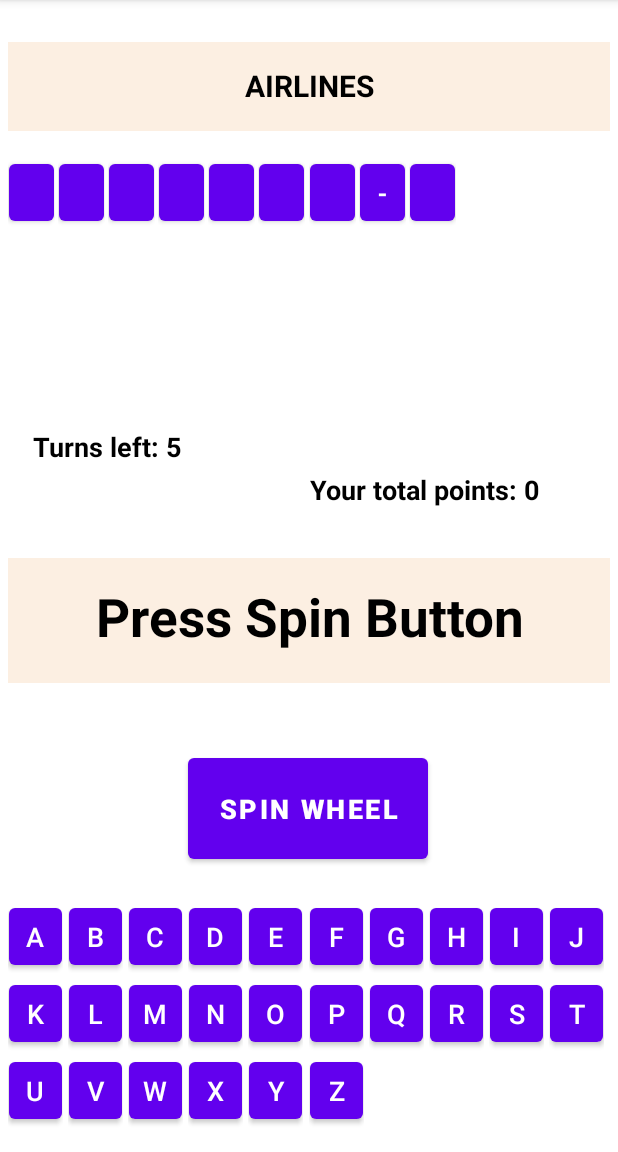
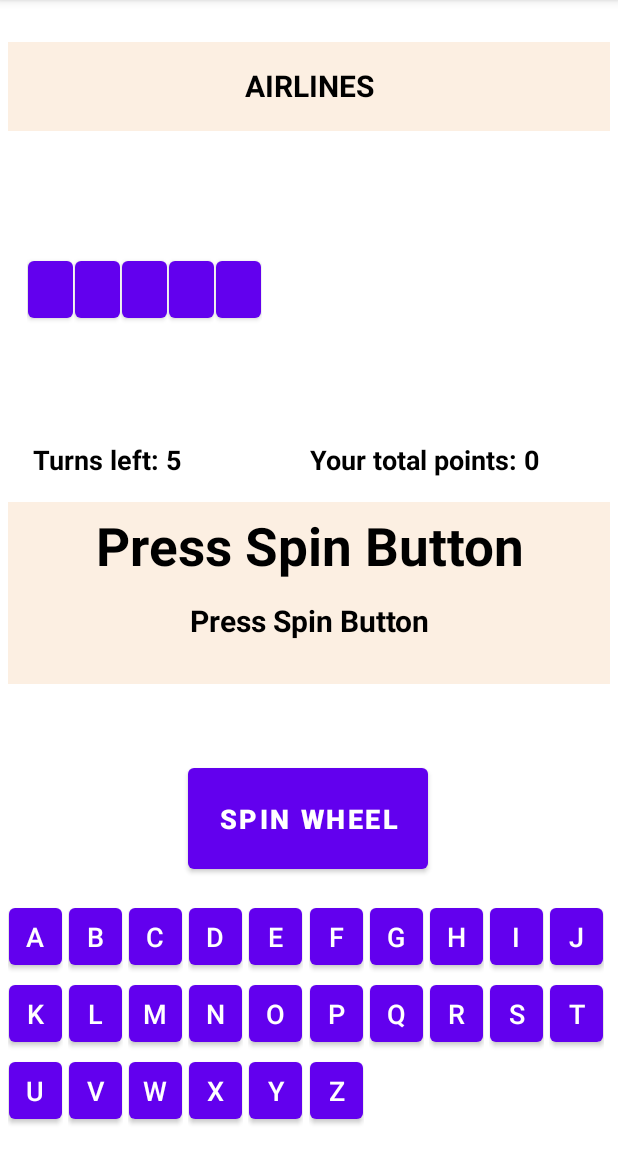
Before and after one commit to Zahedm45/s186517_Lykkehjulet, an Android app: the screen it shows after launch (MainActivity), on a phone screen of 412 x 824 dp, the part 84-1236 px from its top. Run offline under Robolectric (Android 15) with nearby library versions, the phone set to English and light mode, and no system bars.

Commit message:
something went wong

```diff
--- a/app/src/main/java/com/example/s186517lykkehjulet/KeyboardFragment.kt
+++ b/app/src/main/java/com/example/s186517lykkehjulet/KeyboardFragment.kt
@@ -70,6 +70,7 @@ class KeyboardFragment : Fragment() {
 
         val wordRecyclerView = binding.rvWord
         wordRecyclerView.layoutManager = GridLayoutManager(requireContext(), 12)
+
 
         var wordAdapter : WordAdapter = WordAdapter( requireContext(), wordBtn)
         wordRecyclerView.adapter = wordAdapter
--- a/app/src/main/java/com/example/s186517lykkehjulet/WordAdapter.kt
+++ b/app/src/main/java/com/example/s186517lykkehjulet/WordAdapter.kt
@@ -26,10 +26,12 @@ class WordAdapter(
 
     override fun onCreateViewHolder(parent: ViewGroup, viewType: Int): ViewHolder {
         val view : View = LayoutInflater.from(parent.context).inflate(R.layout.word, parent, false)
+
         return ViewHolder(view)
     }
 
     override fun onBindViewHolder(holder: ViewHolder, position: Int) {
+
         val curWord = wordBtn[position]
         //       holder.wordButton.text = curWord.letter.toString()
         // Log.i(TAG, "curWord: index ${wordBtn.indexOf(curWord)} letter ${curWord.letter}, isFaceUp ${curWord.isFaceUp}, isMatched ${curWord.isMatched}")
--- a/app/src/main/res/layout/fragment_game_page.xml
+++ b/app/src/main/res/layout/fragment_game_page.xml
@@ -28,32 +28,31 @@
 
 
 
-<LinearLayout
+<RelativeLayout
     android:id="@+id/rv_word_layout"
     android:layout_width="match_parent"
     android:layout_height="161dp"
-    android:orientation="vertical"
-    android:gravity="center"
+    android:orientation="horizontal"
+    android:layout_marginTop="25dp"
     app:layout_constraintEnd_toEndOf="parent"
     app:layout_constraintHorizontal_bias="0.0"
     app:layout_constraintStart_toStartOf="parent"
     app:layout_constraintTop_toBottomOf="@+id/text_category_view"
+
     >
 
     <androidx.recyclerview.widget.RecyclerView
         android:id="@+id/rv_word"
-        android:layout_width="match_parent"
-        android:layout_height="161dp"
-        android:layout_marginTop="30dp"
+        android:layout_width="wrap_content"
+        android:layout_height="wrap_content"
+        android:layout_centerInParent="true"
         android:clickable="false"
         android:nestedScrollingEnabled="false"
         android:paddingLeft="5dp"
         android:paddingRight="5dp"
-        tools:listitem="@layout/word"
+        tools:listitem="@layout/word" />
 
-        />
-
-</LinearLayout>
+</RelativeLayout>
 
 
     <TextView
@@ -61,59 +60,79 @@
         android:layout_width="135dp"
         android:layout_height="54dp"
         android:layout_marginStart="4dp"
-        android:layout_marginTop="20dp"
+        android:layout_marginTop="5dp"
         android:gravity="center"
         android:text="TextView"
         android:textColor="@color/black"
         android:textSize="18sp"
         android:textStyle="bold"
-        app:layout_constraintBottom_toTopOf="@+id/pointsTextView"
         app:layout_constraintStart_toStartOf="parent"
-        app:layout_constraintTop_toBottomOf="@+id/rv_word_layout"
-        app:layout_constraintVertical_bias="0.034" />
+        app:layout_constraintTop_toBottomOf="@+id/rv_word_layout" />
 
     <TextView
         android:id="@+id/tv_playersOwenPoints"
         android:layout_width="247dp"
         android:layout_height="54dp"
+        android:layout_marginTop="5dp"
         android:layout_marginEnd="5dp"
-        android:layout_marginTop="20dp"
         android:gravity="center"
         android:text="TextView"
         android:textColor="@color/black"
         android:textSize="18sp"
         android:textStyle="bold"
-        app:layout_constraintBottom_toTopOf="@+id/pointsTextView"
         app:layout_constraintEnd_toEndOf="parent"
         app:layout_constraintHorizontal_bias="1.0"
         app:layout_constraintStart_toEndOf="@+id/turn_left_tv"
-        app:layout_constraintTop_toBottomOf="@+id/rv_word_layout"
-        app:layout_constraintVertical_bias="0.617" />
+        app:layout_constraintTop_toBottomOf="@+id/rv_word_layout" />
 
-    <TextView
-        android:id="@+id/pointsTextView"
+
+    <LinearLayout
+        android:id="@+id/tvScreenMain"
         android:layout_width="match_parent"
-        android:layout_height="83dp"
+        android:layout_height="121dp"
+        android:background="#2AEA9E4E"
         android:layout_marginHorizontal="5dp"
-        android:layout_marginBottom="44dp"
-        android:background="#2AEA9E4E"
-        android:paddingVertical="15dp"
-        android:text="@string/spinWheelFirst"
-        android:textAlignment="center"
-        android:textColor="@color/black"
-        android:textSize="35sp"
-        android:textStyle="bold"
         app:layout_constraintBottom_toTopOf="@+id/spinWheelBtn"
         app:layout_constraintEnd_toEndOf="parent"
-        app:layout_constraintHorizontal_bias="0.0"
-        app:layout_constraintStart_toStartOf="parent" />
+        app:layout_constraintHorizontal_bias="0.666"
+        app:layout_constraintStart_toStartOf="parent"
+
+        app:layout_constraintTop_toBottomOf="@+id/turn_left_tv"
+        app:layout_constraintVertical_bias="0.023"
+        android:orientation="vertical">
+
+        <TextView
+            android:id="@+id/pointsTextView"
+            android:layout_width="match_parent"
+            android:layout_height="60dp"
+            android:layout_marginHorizontal="5dp"
+            android:paddingVertical="5dp"
+            android:text="@string/spinWheelFirst"
+            android:textAlignment="center"
+            android:textColor="@color/black"
+            android:textSize="35sp"
+            android:textStyle="bold" />
+
+        <TextView
+            android:id="@+id/tv_instruction"
+            android:layout_width="match_parent"
+            android:layout_height="match_parent"
+            android:paddingVertical="5dp"
+            android:layout_marginHorizontal="5dp"
+            android:text="@string/spinWheelFirst"
+            android:textAlignment="center"
+            android:textColor="@color/black"
+            android:textSize="20sp"
+            android:textStyle="bold" />
+
+    </LinearLayout>
 
     <Button
         android:id="@+id/spinWheelBtn"
         android:layout_width="160dp"
         android:layout_height="79dp"
         android:layout_marginHorizontal="30dp"
-        android:layout_marginBottom="20dp"
+        android:layout_marginBottom="13dp"
         android:text="@string/spin"
         android:textSize="18sp"
         android:textStyle="bold"
--- a/app/src/main/res/layout/word.xml
+++ b/app/src/main/res/layout/word.xml
@@ -16,8 +16,7 @@
             android:textSize="18dp"
             android:clickable="false"
             android:nestedScrollingEnabled="false"
-            android:gravity="center"
-            android:layout_gravity="center"
+
 
 
             />
--- a/app/src/main/res/values/arrays.xml
+++ b/app/src/main/res/values/arrays.xml
@@ -67,7 +67,7 @@
         <item>cathay-pacific-airways</item>-->
 
 
-        <item>emirate-i</item>
+        <item>erfsd</item>
 
     </string-array>
 
```
